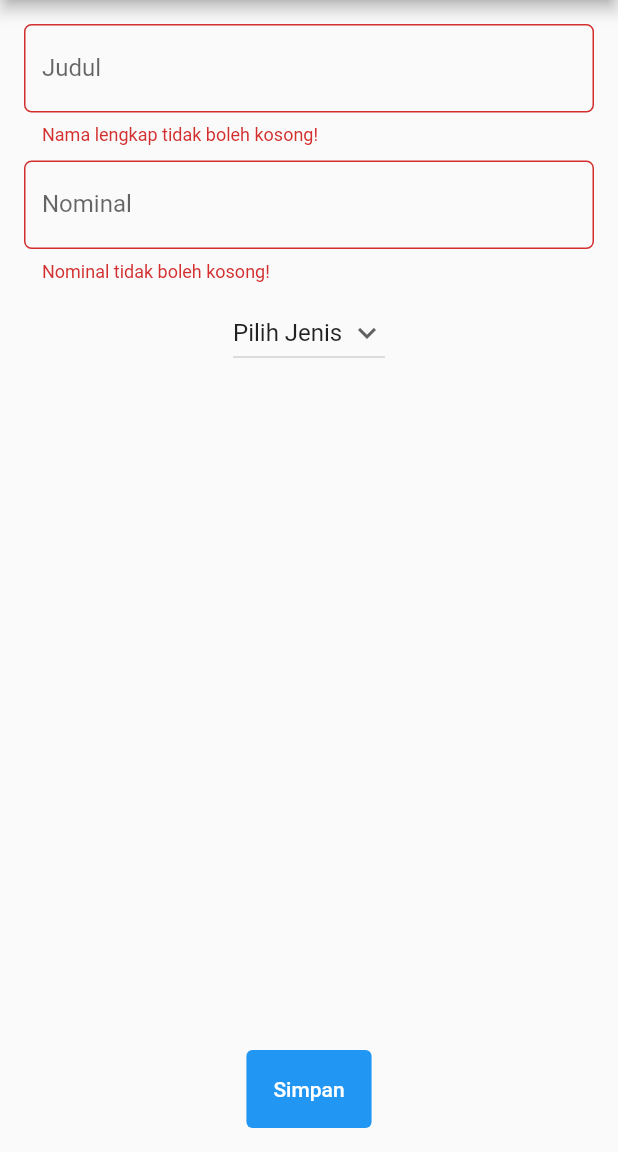
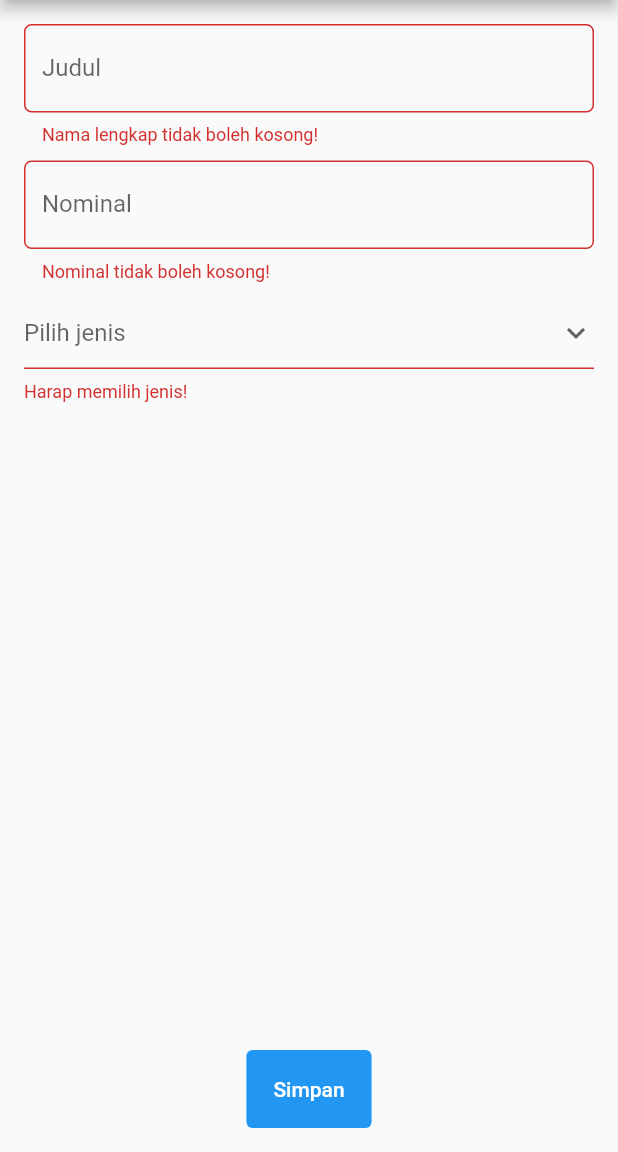
Before and after one commit to rorre/pbp-flutter-lab, a Flutter app: the AddBudgetPage screen opened directly, after a tap on "Simpan", on a phone screen of 412 x 824 dp, the part 84-1236 px from its top. Run offline on Flutter 3.47's test engine with Material 2 defaults, Android fonts, the phone set to English and light mode, and no system bars.

Commit message:
Use DropdownButtonFormField

```diff
--- a/lib/add.dart
+++ b/lib/add.dart
@@ -49,14 +49,14 @@ class _AddBudgetState extends State<AddBudgetPage> {
   final _formKey = GlobalKey<FormState>();
   String judul = "";
   int nonimal = 0;
-  String jenis = "default";
+  String? jenis;
 
   void submitForm(BuildContext ctx) {
     if (!_formKey.currentState!.validate()) {
       return;
     }
 
-    final newBudget = Budget(judul, nonimal, jenis);
+    final newBudget = Budget(judul, nonimal, jenis!);
     Provider.of<BudgetModel>(context, listen: false).add(newBudget);
 
     const snackBar = SnackBar(
@@ -115,26 +115,27 @@ class _AddBudgetState extends State<AddBudgetPage> {
                 },
               ),
               const SizedBox(height: 10),
-              DropdownButton(
+              DropdownButtonFormField(
                 value: jenis,
                 icon: const Icon(Icons.keyboard_arrow_down),
-                items: [
-                  const DropdownMenuItem(
-                    value: "default",
-                    enabled: false,
-                    child: Text("Pilih Jenis"),
-                  ),
-                  ...listJenis.map((String items) {
-                    return DropdownMenuItem(
-                      value: items,
-                      child: Text(items),
-                    );
-                  }).toList()
-                ],
+                hint: const Text("Pilih jenis"),
+                items: listJenis.map((String items) {
+                  return DropdownMenuItem(
+                    value: items,
+                    child: Text(items),
+                  );
+                }).toList(),
                 onChanged: (String? newValue) {
                   setState(() {
                     jenis = newValue!;
                   });
+                },
+                validator: (value) {
+                  if (value == null || value.isEmpty) {
+                    return "Harap memilih jenis!";
+                  }
+
+                  return null;
                 },
               ),
               const Spacer(),
```
